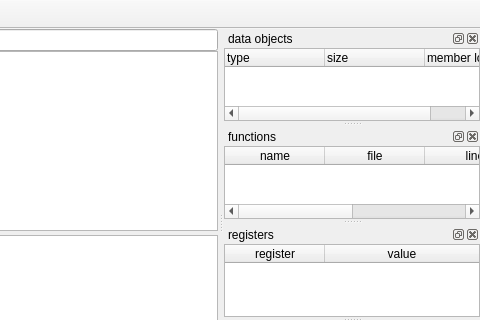
Old version of the form mainwindow.ui in the repository stoyan-shopov/troll; both pictures show x 389 to 869 and y 0 to 320 of the 869 by 654 pixel window.
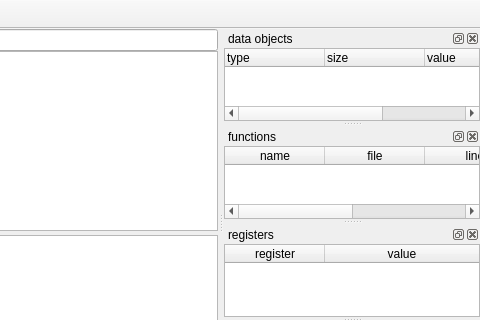
New version of the form.

Diff of the .ui file:
```diff
--- a/mainwindow.ui
+++ b/mainwindow.ui
@@ -112,6 +112,11 @@
          <string>size</string>
         </property>
        </column>
+       <column>
+        <property name="text">
+         <string>value</string>
+        </property>
+       </column>
        <column>
         <property name="text">
          <string>member location</string>
```
